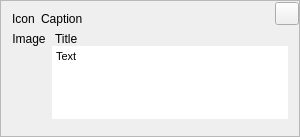
The window that src/plugins/notifications/notifywidget.ui (silvansky/Contacts) describes before a commit, drawn with Qt 5.
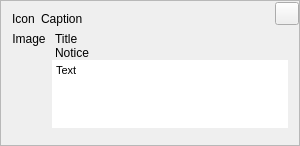
The same window after the commit. Custom widgets are drawn as their Qt base class.

Diff of the .ui file:
```diff
--- a/src/plugins/notifications/notifywidget.ui
+++ b/src/plugins/notifications/notifywidget.ui
@@ -7,7 +7,7 @@
     <x>0</x>
     <y>0</y>
     <width>300</width>
-    <height>137</height>
+    <height>140</height>
    </rect>
   </property>
   <property name="cursor">
@@ -124,6 +124,19 @@
              </property>
             </widget>
            </item>
+           <item>
+            <widget class="QLabel" name="lblNotice">
+             <property name="text">
+              <string notr="true">Notice</string>
+             </property>
+             <property name="textFormat">
+              <enum>Qt::PlainText</enum>
+             </property>
+             <property name="indent">
+              <number>3</number>
+             </property>
+            </widget>
+           </item>
            <item>
             <widget class="NotifyTextBrowser" name="tbrText">
              <property name="cursor" stdset="0">
```
